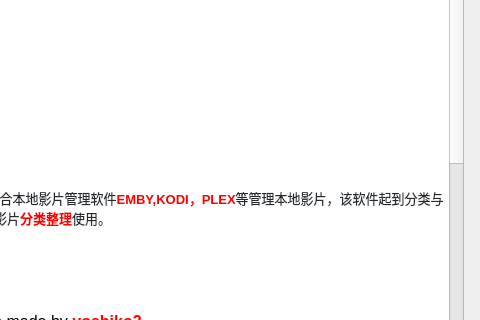
Qt form AVDC.ui (kejizhihui/av-profile-photo) before a commit; both pictures show x 537 to 1017 and y 138 to 458 of the 1017 by 720 pixel window.
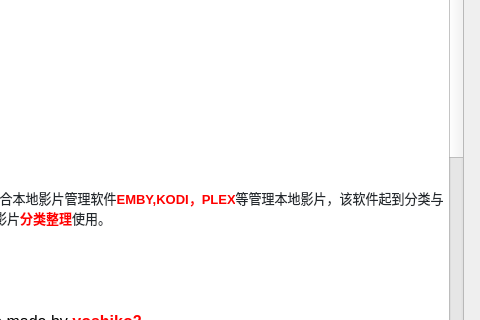
The same form after that commit. The open tabs and pages were chosen to show the change.

Patch:
```diff
--- a/AVDC.ui
+++ b/AVDC.ui
@@ -605,6 +605,15 @@
 &lt;p style=&quot; margin-top:12px; margin-bottom:12px; margin-left:0px; margin-right:0px; -qt-block-indent:0; text-indent:0px;&quot;&gt;&lt;span style=&quot; font-family:'宋体'; font-size:9.5pt; font-weight:600; color:#ff0000; background-color:#ffffff;&quot;&gt;	&lt;/span&gt;&lt;span style=&quot; font-family:'宋体'; font-size:9.5pt; font-weight:600; color:#000000; background-color:#ffffff;&quot;&gt;(2)、&lt;/span&gt;&lt;span style=&quot; font-family:'宋体'; font-size:9.5pt; font-weight:600; color:#ff0000; background-color:#ffffff;&quot;&gt;视频标题&lt;/span&gt;&lt;span style=&quot; font-family:'宋体'; font-size:9.5pt; color:#24292e; background-color:#ffffff;&quot;&gt;：nfo中的标题命名。例：&lt;/span&gt;&lt;span style=&quot; font-family:'Segoe UI'; font-size:9.5pt; color:#24292e; background-color:#ffffff;&quot;&gt;number-title&lt;/span&gt;&lt;span style=&quot; font-family:'宋体'; font-size:9.5pt; color:#24292e; background-color:#ffffff;&quot;&gt;。可以自定义，&lt;/span&gt;&lt;span style=&quot; font-family:'宋体'; font-size:9.5pt; font-weight:600; color:#000000; background-color:#ffffff;&quot;&gt;两个选项之间需要&lt;/span&gt;&lt;span style=&quot; font-family:'宋体'; font-size:9.5pt; font-weight:600; color:#ff0000; background-color:#ffffff;&quot;&gt;短横杠-&lt;/span&gt;&lt;span style=&quot; font-family:'宋体'; font-size:9.5pt; color:#24292e; background-color:#ffffff;&quot;&gt;。&lt;/span&gt;&lt;/p&gt;
 &lt;p style=&quot; margin-top:12px; margin-bottom:12px; margin-left:0px; margin-right:0px; -qt-block-indent:0; text-indent:0px;&quot;&gt;&lt;span style=&quot; font-family:'宋体'; font-size:9.5pt; color:#24292e; background-color:#ffffff;&quot;&gt;	可选项为&lt;/span&gt;&lt;span style=&quot; font-family:'宋体'; font-size:9.5pt; color:#ff0000; background-color:#ffffff;&quot;&gt;title&lt;/span&gt;&lt;span style=&quot; font-family:'宋体'; font-size:9.5pt; color:#24292e; background-color:#ffffff;&quot;&gt;（片名）、&lt;/span&gt;&lt;span style=&quot; font-family:'Segoe UI'; font-size:9.5pt; color:#ff0000; background-color:#ffffff;&quot;&gt;actor&lt;/span&gt;&lt;span style=&quot; font-family:'宋体'; font-size:9.5pt; color:#24292e; background-color:#ffffff;&quot;&gt;（演员）、&lt;/span&gt;&lt;span style=&quot; font-family:'Segoe UI'; font-size:9.5pt; color:#ff0000; background-color:#ffffff;&quot;&gt;studio&lt;/span&gt;&lt;span style=&quot; font-family:'宋体'; font-size:9.5pt; color:#24292e; background-color:#ffffff;&quot;&gt;（公司）、&lt;/span&gt;&lt;span style=&quot; font-family:'Segoe UI'; font-size:9.5pt; color:#ff0000; background-color:#ffffff;&quot;&gt;director&lt;/span&gt;&lt;span style=&quot; font-family:'宋体'; font-size:9.5pt; color:#24292e; background-color:#ffffff;&quot;&gt;（导演）、&lt;/span&gt;&lt;span style=&quot; font-family:'Segoe UI'; font-size:9.5pt; color:#ff0000; background-color:#ffffff;&quot;&gt;release&lt;/span&gt;&lt;span style=&quot; font-family:'宋体'; font-size:9.5pt; color:#24292e; background-color:#ffffff;&quot;&gt;（发售日）、&lt;/span&gt;&lt;span style=&quot; font-family:'Segoe UI'; font-size:9.5pt; color:#ff0000; background-color:#ffffff;&quot;&gt;year&lt;/span&gt;&lt;span style=&quot; font-family:'宋体'; font-size:9.5pt; color:#24292e; background-color:#ffffff;&quot;&gt;（发行年份）、&lt;/span&gt;&lt;span style=&quot; font-family:'Segoe UI'; font-size:9.5pt; color:#ff0000; background-color:#ffffff;&quot;&gt;numbe&lt;/span&gt;&lt;span style=&quot; font-family:'宋体'; font-size:9.5pt; color:#24292e; background-color:#ffffff;&quot;&gt;（番号）、&lt;/span&gt;&lt;span style=&quot; font-family:'Segoe UI'; font-size:9.5pt; color:#ff0000; background-color:#ffffff;&quot;&gt;runtime&lt;/span&gt;&lt;span style=&quot; font-family:'宋体'; font-size:9.5pt; color:#24292e; background-color:#ffffff;&quot;&gt;（时长）&lt;/span&gt;&lt;/p&gt;
 &lt;h1 style=&quot; margin-top:18px; margin-bottom:12px; margin-left:0px; margin-right:0px; -qt-block-indent:0; text-indent:0px;&quot;&gt;&lt;span style=&quot; font-family:'宋体'; font-size:22pt; font-weight:600;&quot;&gt;四、更新日志&lt;/span&gt;&lt;/h1&gt;
+&lt;p style=&quot; margin-top:0px; margin-bottom:0px; margin-left:0px; margin-right:0px; -qt-block-indent:0; text-indent:0px;&quot;&gt;&lt;span style=&quot; font-family:'宋体'; font-size:18pt; font-weight:600; color:#ff0000;&quot;&gt;3.2&lt;/span&gt;&lt;/p&gt;
+&lt;p style=&quot; margin-top:12px; margin-bottom:12px; margin-left:0px; margin-right:0px; -qt-block-indent:0; text-indent:0px;&quot;&gt;&lt;span style=&quot; font-family:'Calibri'; font-size:18pt; font-weight:600;&quot;&gt;2020-02-03 &lt;/span&gt;&lt;span style=&quot; font-family:'宋体'; font-size:18pt; font-weight:600;&quot;&gt;更新&lt;/span&gt;&lt;/p&gt;
+&lt;p style=&quot; margin-top:0px; margin-bottom:0px; margin-left:0px; margin-right:0px; -qt-block-indent:0; text-indent:0px;&quot;&gt;&lt;span style=&quot; font-family:'Segoe UI'; font-size:11pt; font-weight:600; color:#24292e; background-color:#ffffff;&quot;&gt; 修复：&lt;/span&gt;&lt;/p&gt;
+&lt;p style=&quot; margin-top:0px; margin-bottom:0px; margin-left:0px; margin-right:0px; -qt-block-indent:0; text-indent:0px;&quot;&gt;&lt;span style=&quot; font-family:'Segoe UI'; font-size:9.5pt; color:#24292e; background-color:#ffffff;&quot;&gt;	1、找不到影片信息时依然创建目录、下载空图片的问题。&lt;/span&gt;&lt;/p&gt;
+&lt;p style=&quot; margin-top:0px; margin-bottom:0px; margin-left:0px; margin-right:0px; -qt-block-indent:0; text-indent:0px;&quot;&gt;&lt;span style=&quot; font-family:'Segoe UI'; font-size:9.5pt; color:#24292e; background-color:#ffffff;&quot;&gt;	2、界面微调。&lt;/span&gt;&lt;/p&gt;
+&lt;p style=&quot; margin-top:0px; margin-bottom:0px; margin-left:0px; margin-right:0px; -qt-block-indent:0; text-indent:0px;&quot;&gt;&lt;span style=&quot; font-family:'Segoe UI'; font-size:9.5pt; color:#24292e; background-color:#ffffff;&quot;&gt;	3、修复&lt;/span&gt;&lt;span style=&quot; font-family:'Segoe UI'; font-size:9.5pt; font-weight:600; color:#ff0000; background-color:#ffffff;&quot;&gt;MIDE139&lt;/span&gt;&lt;span style=&quot; font-family:'Segoe UI'; font-size:9.5pt; color:#24292e; background-color:#ffffff;&quot;&gt;抓取不到的情况。&lt;/span&gt;&lt;/p&gt;
+&lt;p style=&quot; margin-top:0px; margin-bottom:0px; margin-left:0px; margin-right:0px; -qt-block-indent:0; text-indent:0px;&quot;&gt;&lt;span style=&quot; font-family:'Segoe UI'; font-size:11pt; font-weight:600; color:#24292e; background-color:#ffffff;&quot;&gt; 新增：&lt;/span&gt;&lt;/p&gt;
+&lt;p style=&quot; margin-top:0px; margin-bottom:0px; margin-left:0px; margin-right:0px; -qt-block-indent:0; text-indent:0px;&quot;&gt;&lt;span style=&quot; font-family:'Segoe UI'; font-size:9.5pt; color:#24292e; background-color:#ffffff;&quot;&gt;	1、&lt;/span&gt;&lt;span style=&quot; font-family:'Segoe UI'; font-size:9.5pt; font-weight:600; color:#ff0000; background-color:#ffffff;&quot;&gt;进度条&lt;/span&gt;&lt;span style=&quot; font-family:'Segoe UI'; font-size:9.5pt; color:#24292e; background-color:#ffffff;&quot;&gt;显示。&lt;/span&gt;&lt;/p&gt;
+&lt;p style=&quot; margin-top:0px; margin-bottom:0px; margin-left:0px; margin-right:0px; -qt-block-indent:0; text-indent:0px;&quot;&gt;&lt;span style=&quot; font-family:'Segoe UI'; font-size:9.5pt; color:#24292e; background-color:#ffffff;&quot;&gt;	2、一次刮削任务未结束，&lt;/span&gt;&lt;span style=&quot; font-family:'Segoe UI'; font-size:9.5pt; font-weight:600; color:#ff0000; background-color:#ffffff;&quot;&gt;开始按钮&lt;/span&gt;&lt;span style=&quot; font-family:'Segoe UI'; font-size:9.5pt; color:#24292e; background-color:#ffffff;&quot;&gt;不可用。结束后才可用。&lt;/span&gt;&lt;/p&gt;
 &lt;p style=&quot; margin-top:12px; margin-bottom:12px; margin-left:0px; margin-right:0px; -qt-block-indent:0; text-indent:0px;&quot;&gt;&lt;span style=&quot; font-family:'宋体'; font-size:18pt; font-weight:600; color:#ff0000;&quot;&gt;3.1&lt;/span&gt;&lt;/p&gt;
 &lt;p style=&quot; margin-top:0px; margin-bottom:0px; margin-left:0px; margin-right:0px; -qt-block-indent:0; text-indent:0px;&quot;&gt;&lt;span style=&quot; font-family:'宋体'; font-size:18pt; font-weight:600;&quot;&gt;2020-02-02更新&lt;/span&gt;&lt;/p&gt;
 &lt;p style=&quot; margin-top:0px; margin-bottom:0px; margin-left:0px; margin-right:0px; -qt-block-indent:0; text-indent:0px;&quot;&gt;&lt;span style=&quot; font-family:'Segoe UI'; font-size:11pt; font-weight:600; color:#24292e; background-color:#ffffff;&quot;&gt; 修复：&lt;/span&gt;&lt;/p&gt;
```
Left out of the diff: 2 changed lines with no effect on the pictures.
